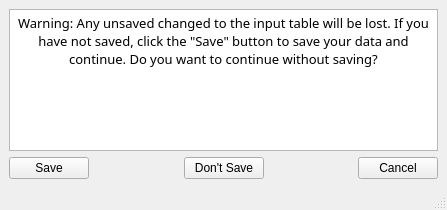
This is backend/check.ui in sblankley/global-clinic-2020 as Qt 5 draws it before an edit. The edited form follows.
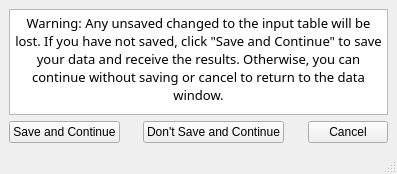
This is the edited form.

Commit message: edited button text

```diff
--- a/backend/check.ui
+++ b/backend/check.ui
@@ -6,8 +6,8 @@
    <rect>
     <x>0</x>
     <y>0</y>
-    <width>447</width>
-    <height>210</height>
+    <width>397</width>
+    <height>174</height>
    </rect>
   </property>
   <property name="windowTitle">
@@ -61,7 +61,7 @@
 &lt;html&gt;&lt;head&gt;&lt;meta name=&quot;qrichtext&quot; content=&quot;1&quot; /&gt;&lt;style type=&quot;text/css&quot;&gt;
 p, li { white-space: pre-wrap; }
 &lt;/style&gt;&lt;/head&gt;&lt;body style=&quot; font-family:'.SF NS Text'; font-size:16pt; font-weight:400; font-style:normal;&quot;&gt;
-&lt;p align=&quot;center&quot; style=&quot; margin-top:0px; margin-bottom:0px; margin-left:0px; margin-right:0px; -qt-block-indent:0; text-indent:0px;&quot;&gt;&lt;span style=&quot; font-family:'MS Shell Dlg 2'; font-size:10pt;&quot;&gt;Warning: Any unsaved changed to the input table will be lost. If you have not saved, click the &amp;quot;Save&amp;quot; button to save your data and continue. Do you want to continue without saving?&lt;/span&gt;&lt;/p&gt;&lt;/body&gt;&lt;/html&gt;</string>
+&lt;p align=&quot;center&quot; style=&quot; margin-top:0px; margin-bottom:0px; margin-left:0px; margin-right:0px; -qt-block-indent:0; text-indent:0px;&quot;&gt;&lt;span style=&quot; font-family:'MS Shell Dlg 2'; font-size:10pt;&quot;&gt;Warning: Any unsaved changed to the input table will be lost. If you have not saved, click &amp;quot;Save and Continue&amp;quot; to save your data and receive the results. Otherwise, you can continue without saving or cancel to return to the data window.&lt;/span&gt;&lt;/p&gt;&lt;/body&gt;&lt;/html&gt;</string>
         </property>
        </widget>
       </item>
@@ -90,7 +90,7 @@
          <bool>false</bool>
         </property>
         <property name="text">
-         <string>Don't Save</string>
+         <string>Don't Save and Continue</string>
         </property>
        </widget>
       </item>
@@ -106,7 +106,7 @@
          <bool>false</bool>
         </property>
         <property name="text">
-         <string>Save</string>
+         <string>Save and Continue</string>
         </property>
        </widget>
       </item>
```
Left out of the diff: 4 changed lines with no effect on the pictures.
